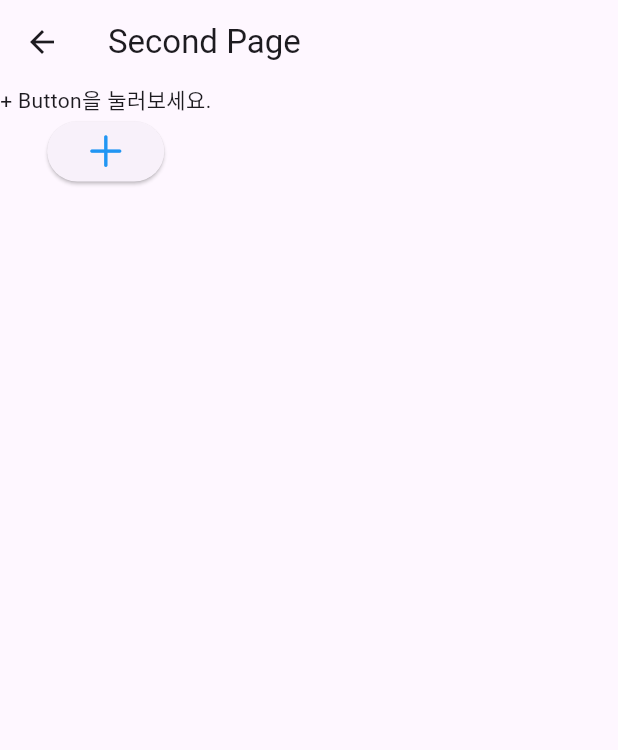
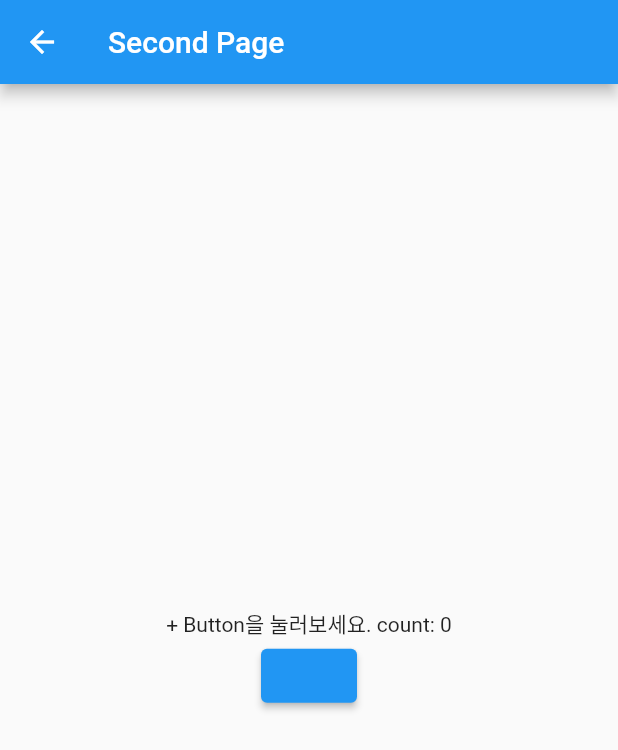
Before and after one commit to changDDAO/toy_project_flutter_demo, a Flutter app: the screen it shows after launch, after a tap on "Go to Second Page", on a phone screen of 412 x 824 dp. Shown: the top 750 px of the screen. Run offline on Flutter 3.47's test engine with Material 2 defaults, Android fonts, the phone set to English and light mode, and no system bars; our stand-ins replace get.

Commit message:
manage state use GetX

```diff
--- a/lib/main.dart
+++ b/lib/main.dart
@@ -14,25 +14,6 @@ class MyApp extends StatelessWidget {
   Widget build(BuildContext context) {
     return GetMaterialApp(
       title: 'Flutter Demo',
-      theme: ThemeData(
-        // This is the theme of your application.
-        //
-        // TRY THIS: Try running your application with "flutter run". You'll see
-        // the application has a blue toolbar. Then, without quitting the app,
-        // try changing the seedColor in the colorScheme below to Colors.green
-        // and then invoke "hot reload" (save your changes or press the "hot
-        // reload" button in a Flutter-supported IDE, or press "r" if you used
-        // the command line to start the app).
-        //
-        // Notice that the counter didn't reset back to zero; the application
-        // state is not lost during the reload. To reset the state, use hot
-        // restart instead.
-        //
-        // This works for code too, not just values: Most code changes can be
-        // tested with just a hot reload.
-        colorScheme: ColorScheme.fromSeed(seedColor: Colors.deepPurple),
-        useMaterial3: true,
-      ),
       home: MyHomePage(),
     );
   }
@@ -49,7 +30,8 @@ class MyHomePage extends StatelessWidget {
           fontStyle: FontStyle.italic,
         )),
       ),
-      body: Column(
+      body: Center(
+        child: Column(
           mainAxisAlignment: MainAxisAlignment.center,
           children: [
             Text('SecondPage'),
@@ -65,6 +47,7 @@ class MyHomePage extends StatelessWidget {
             )
           ],
         ),
+      ),
     );
   }
 }
--- a/lib/second_page.dart
+++ b/lib/second_page.dart
@@ -12,12 +12,18 @@ class SecondPage extends StatelessWidget {
       appBar: AppBar(
         title: Text('Second Page'),
       ),
-      body: Column(
+      body: Center(
+        child: Column(
+          mainAxisAlignment: MainAxisAlignment.center,
           children: [
-          Text('+ Button을 눌러보세요.'),
+            GetBuilder<PlusButtonController>(
+              builder: (controller){
+                return Text('+ Button을 눌러보세요. count: ${controller.count}');
+              },
+            ),
             ElevatedButton(
                 onPressed:(){
-
+                  Get.find<PlusButtonController>().increase();
                 },
                 child: Icon(
                   CupertinoIcons.plus,
@@ -27,6 +33,7 @@ class SecondPage extends StatelessWidget {
             ),
           ],
         ),
+      ),
     );
   }
 }
```
Lines whose indentation alone changed are shown as unchanged.
